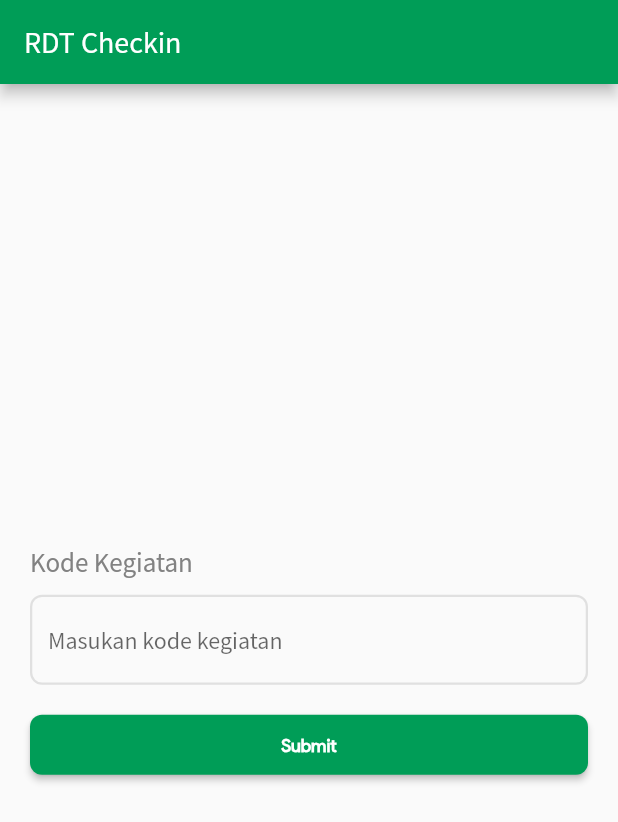
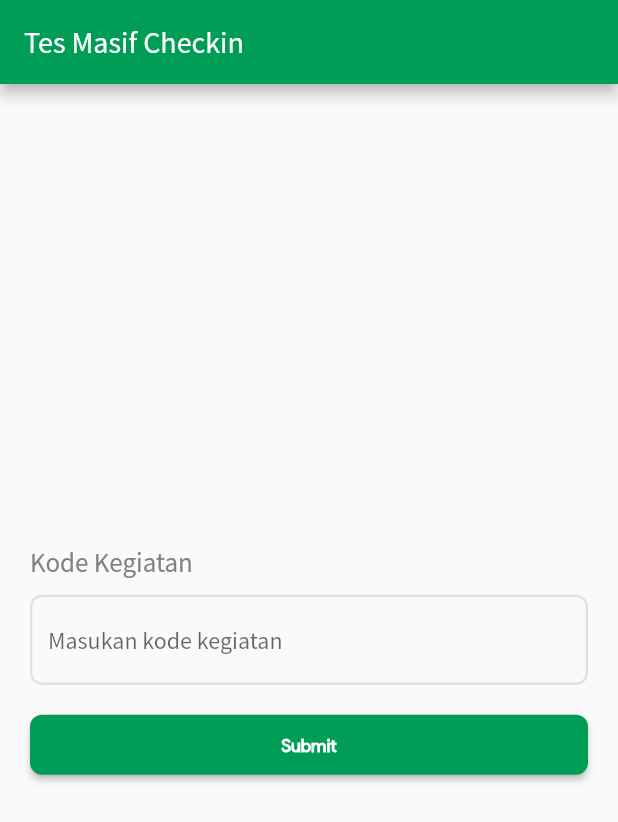
Before and after one commit to jabardigitalservice/pikobar-rapidtest-checkin, a Flutter app: the screen it shows after launch, on a phone screen of 412 x 824 dp. Shown: the top 822 px of the screen. Run offline on Flutter 3.47's test engine with Material 2 defaults, Android fonts, the phone set to English and light mode, and no system bars; our stand-ins replace bloc, double_back_to_close_app, equatable, flutter_bloc, permission_handler, shared_preferences; missing offline and left inert: barcode_scan.

Commit message:
change appbar title
Signed-off-by: Yoga Hanggara <yohang88@gmail.com>

```diff
--- a/lib/main.dart
+++ b/lib/main.dart
@@ -20,7 +20,7 @@ class _MyAppState extends State<MyApp> {
   @override
   Widget build(BuildContext context) {
     return MaterialApp(
-      title: 'PIKOBAR RDT Checkin',
+      title: 'PIKOBAR Tes Masif Checkin',
       theme: ThemeData(
           primaryColor: ColorBase.green,
           primaryColorBrightness: Brightness.dark,
--- a/lib/screen/home.dart
+++ b/lib/screen/home.dart
@@ -31,7 +31,7 @@ class _MyHomePageState extends State<MyHomePage> {
   @override
   Widget build(BuildContext context) {
     return Scaffold(
-      appBar: AppBar(title: Text("RDT Checkin")),
+      appBar: AppBar(title: Text("Tes Masif Checkin")),
       body: BlocProvider<KodeKegiatanBloc>(
         create: (BuildContext context) => _kodeKegiatanBloc =
             KodeKegiatanBloc(repository: _kegiatanDetailRepository)..add(AppStart()),
--- a/lib/screen/kegiatan_detail.dart
+++ b/lib/screen/kegiatan_detail.dart
@@ -43,7 +43,7 @@ class _KegiatanPageState extends State<KegiatanPage> {
   @override
   Widget build(BuildContext context) {
     return Scaffold(
-        appBar: AppBar(title: Text("RDT Checkin")),
+        appBar: AppBar(title: Text("Tes Masif Checkin")),
         body: DoubleBackToCloseApp(
           snackBar: SnackBar(
             backgroundColor: Theme.of(context).primaryColor,
```
